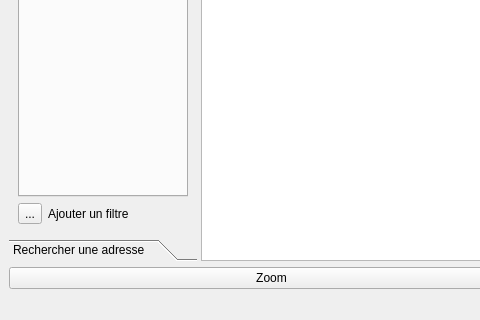
First picture: the form in interface.ui, repository Fabien-B/Projet-Python, before the edit; both pictures show x 0 to 480 and y 333 to 653 of the 897 by 653 pixel window.
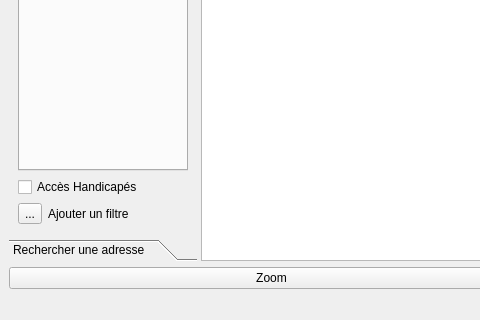
Second picture: the form after the edit. Icons and pictures are not drawn. Custom widgets are drawn as their Qt base class.

Commit message: Filtre handicapés, et déplacement du bouton de suppresion de filtre

What changed in the file:
```diff
--- a/interface.ui
+++ b/interface.ui
@@ -35,7 +35,7 @@
          <rect>
           <x>0</x>
           <y>0</y>
-          <width>256</width>
+          <width>214</width>
           <height>468</height>
          </rect>
         </property>
@@ -50,6 +50,13 @@
            </property>
           </widget>
          </item>
+         <item>
+          <widget class="QCheckBox" name="handAccessButton">
+           <property name="text">
+            <string>Accès Handicapés</string>
+           </property>
+          </widget>
+         </item>
          <item>
           <layout class="QHBoxLayout" name="horizontalLayout_3">
            <item>
```
Left out of the diff: 2 changed lines with no effect on the pictures. The commit also changes 3 other files.
